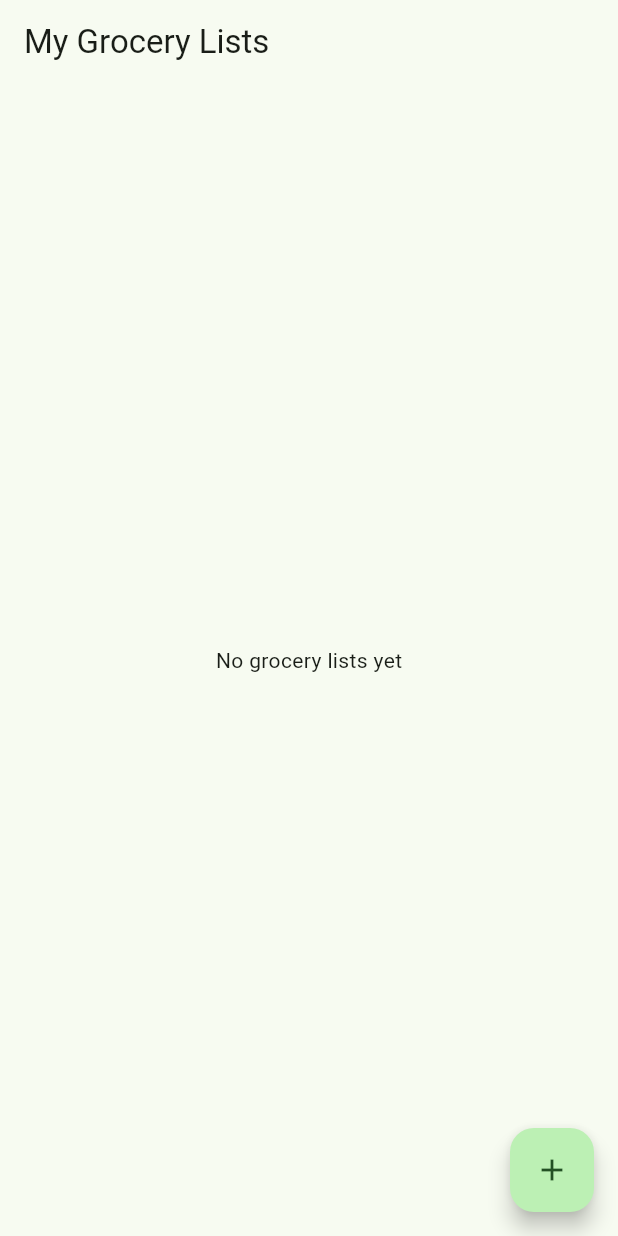
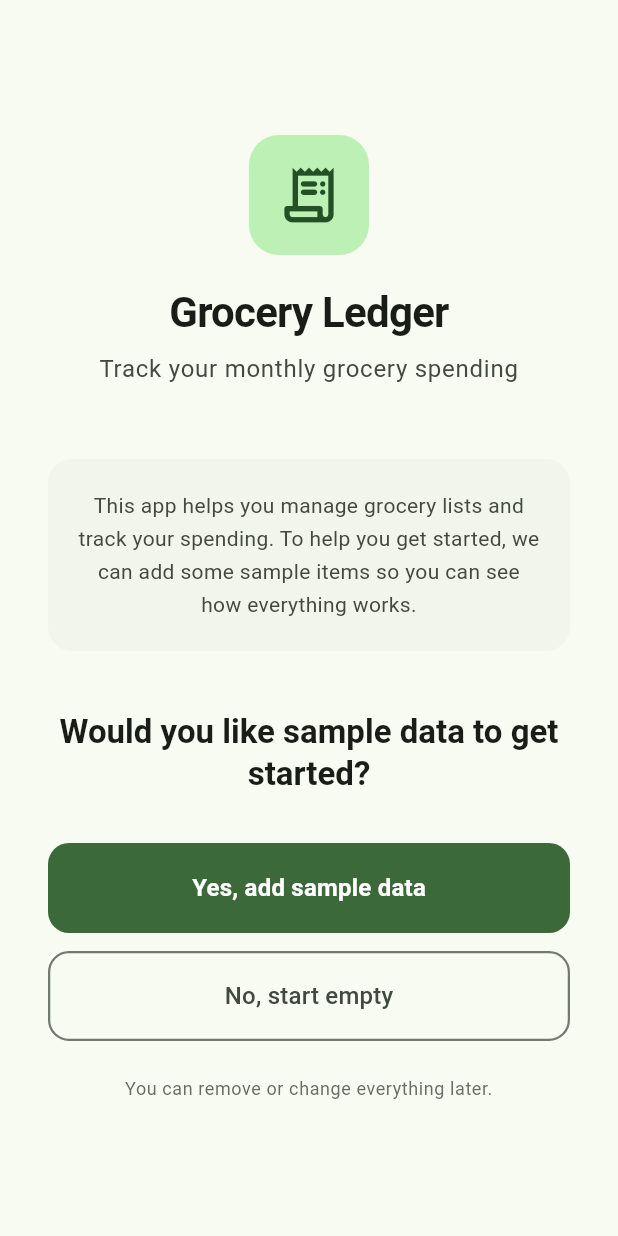
Before and after one commit to iamyasiramjad/grocery_ledger, a Flutter app: the screen it shows after launch, on a phone screen of 412 x 824 dp. Run offline on Flutter 3.47's test engine with Material 3 defaults, Android fonts, the phone set to English and light mode, and no system bars; our stand-ins replace hive, hive_flutter; accounts and stored records are empty.

Commit message:
feat: Introduce onboarding screen as initial app route and fix app title typo.

```diff
--- a/lib/app.dart
+++ b/lib/app.dart
@@ -1,5 +1,6 @@
 import 'package:flutter/material.dart';
 import 'features/dashboard/dashboard_screen.dart';
+import 'features/onboarding/onboarding_screen.dart';
 
 class GroceryLedgerApp extends StatelessWidget {
   const GroceryLedgerApp({super.key});
@@ -7,13 +8,20 @@ class GroceryLedgerApp extends StatelessWidget {
   @override
   Widget build(BuildContext context) {
     return MaterialApp(
-      title: 'Grocery Ledge',
+      title: 'Grocery Ledger',
       debugShowCheckedModeBanner: false,
       theme: ThemeData(
         useMaterial3: true,
         colorSchemeSeed: Colors.green,
       ),
-      home: const DashboardScreen(),
+      home: OnboardingScreen(
+        onAddSampleData: () {
+          // TODO: Add sample data logic and navigate to DashboardScreen
+        },
+        onStartEmpty: () {
+          // TODO: Navigate to DashboardScreen
+        },
+      ),
     );
   }
 }
--- /dev/null
+++ b/lib/features/onboarding/onboarding_screen.dart
@@ -0,0 +1,223 @@
+import 'package:flutter/material.dart';
+
+/// Full-screen onboarding screen shown only on first app launch.
+/// Allows user to choose between starting with sample data or an empty app.
+class OnboardingScreen extends StatelessWidget {
+  /// Callback when user chooses to add sample data
+  final VoidCallback? onAddSampleData;
+
+  /// Callback when user chooses to start empty
+  final VoidCallback? onStartEmpty;
+
+  const OnboardingScreen({
+    super.key,
+    this.onAddSampleData,
+    this.onStartEmpty,
+  });
+
+  @override
+  Widget build(BuildContext context) {
+    final theme = Theme.of(context);
+    final colorScheme = theme.colorScheme;
+
+    return Scaffold(
+      body: SafeArea(
+        child: LayoutBuilder(
+          builder: (context, constraints) {
+            return SingleChildScrollView(
+              child: ConstrainedBox(
+                constraints: BoxConstraints(
+                  minHeight: constraints.maxHeight,
+                ),
+                child: Padding(
+                  padding: const EdgeInsets.symmetric(
+                    horizontal: 32.0,
+                    vertical: 48.0,
+                  ),
+                  child: Column(
+                    mainAxisAlignment: MainAxisAlignment.center,
+                    crossAxisAlignment: CrossAxisAlignment.stretch,
+                    children: [
+                      // ─────────────────────────────────────────────────────
+                      // APP IDENTITY SECTION
+                      // ─────────────────────────────────────────────────────
+                      _buildAppIdentitySection(theme, colorScheme),
+
+                      const SizedBox(height: 48),
+
+                      // ─────────────────────────────────────────────────────
+                      // EXPLANATION SECTION
+                      // ─────────────────────────────────────────────────────
+                      _buildExplanationSection(theme),
+
+                      const SizedBox(height: 40),
+
+                      // ─────────────────────────────────────────────────────
+                      // MAIN QUESTION SECTION
+                      // ─────────────────────────────────────────────────────
+                      _buildQuestionSection(theme),
+
+                      const SizedBox(height: 32),
+
+                      // ─────────────────────────────────────────────────────
+                      // ACTION BUTTONS SECTION
+                      // ─────────────────────────────────────────────────────
+                      _buildActionButtonsSection(theme, colorScheme),
+
+                      const SizedBox(height: 24),
+
+                      // ─────────────────────────────────────────────────────
+                      // FOOTNOTE SECTION
+                      // ─────────────────────────────────────────────────────
+                      _buildFootnoteSection(theme),
+                    ],
+                  ),
+                ),
+              ),
+            );
+          },
+        ),
+      ),
+    );
+  }
+
+  /// Builds the app identity section with icon, name, and tagline
+  Widget _buildAppIdentitySection(ThemeData theme, ColorScheme colorScheme) {
+    return Column(
+      children: [
+        // App Icon
+        Container(
+          width: 80,
+          height: 80,
+          decoration: BoxDecoration(
+            color: colorScheme.primaryContainer,
+            borderRadius: BorderRadius.circular(20),
+          ),
+          child: Icon(
+            Icons.receipt_long_rounded,
+            size: 44,
+            color: colorScheme.onPrimaryContainer,
+          ),
+        ),
+
+        const SizedBox(height: 20),
+
+        // App Name
+        Text(
+          'Grocery Ledger',
+          style: theme.textTheme.headlineMedium?.copyWith(
+            fontWeight: FontWeight.w600,
+            color: theme.colorScheme.onSurface,
+            letterSpacing: -0.5,
+          ),
+          textAlign: TextAlign.center,
+        ),
+
+        const SizedBox(height: 8),
+
+        // Tagline
+        Text(
+          'Track your monthly grocery spending',
+          style: theme.textTheme.bodyLarge?.copyWith(
+            color: theme.colorScheme.onSurfaceVariant,
+          ),
+          textAlign: TextAlign.center,
+        ),
+      ],
+    );
+  }
+
+  /// Builds the explanation section describing the app and sample data
+  Widget _buildExplanationSection(ThemeData theme) {
+    return Container(
+      padding: const EdgeInsets.all(20),
+      decoration: BoxDecoration(
+        color: theme.colorScheme.surfaceContainerLow,
+        borderRadius: BorderRadius.circular(16),
+      ),
+      child: Text(
+        'This app helps you manage grocery lists and track your spending. '
+        'To help you get started, we can add some sample items so you can '
+        'see how everything works.',
+        style: theme.textTheme.bodyMedium?.copyWith(
+          color: theme.colorScheme.onSurfaceVariant,
+          height: 1.6,
+        ),
+        textAlign: TextAlign.center,
+      ),
+    );
+  }
+
+  /// Builds the main question section
+  Widget _buildQuestionSection(ThemeData theme) {
+    return Text(
+      'Would you like sample data to get started?',
+      style: theme.textTheme.titleLarge?.copyWith(
+        fontWeight: FontWeight.w600,
+        color: theme.colorScheme.onSurface,
+      ),
+      textAlign: TextAlign.center,
+    );
+  }
+
+  /// Builds the action buttons (primary and secondary)
+  Widget _buildActionButtonsSection(ThemeData theme, ColorScheme colorScheme) {
+    return Column(
+      crossAxisAlignment: CrossAxisAlignment.stretch,
+      children: [
+        // Primary Button - Add Sample Data
+        FilledButton(
+          onPressed: onAddSampleData,
+          style: FilledButton.styleFrom(
+            padding: const EdgeInsets.symmetric(vertical: 18),
+            shape: RoundedRectangleBorder(
+              borderRadius: BorderRadius.circular(14),
+            ),
+          ),
+          child: Text(
+            'Yes, add sample data',
+            style: theme.textTheme.titleMedium?.copyWith(
+              fontWeight: FontWeight.w600,
+              color: colorScheme.onPrimary,
+            ),
+          ),
+        ),
+
+        const SizedBox(height: 12),
+
+        // Secondary Button - Start Empty
+        OutlinedButton(
+          onPressed: onStartEmpty,
+          style: OutlinedButton.styleFrom(
+            padding: const EdgeInsets.symmetric(vertical: 18),
+            side: BorderSide(
+              color: colorScheme.outline,
+              width: 1.5,
+            ),
+            shape: RoundedRectangleBorder(
+              borderRadius: BorderRadius.circular(14),
+            ),
+          ),
+          child: Text(
+            'No, start empty',
+            style: theme.textTheme.titleMedium?.copyWith(
+              fontWeight: FontWeight.w500,
+              color: colorScheme.onSurfaceVariant,
+            ),
+          ),
+        ),
+      ],
+    );
+  }
+
+  /// Builds the reassuring footnote section
+  Widget _buildFootnoteSection(ThemeData theme) {
+    return Text(
+      'You can remove or change everything later.',
+      style: theme.textTheme.bodySmall?.copyWith(
+        color: theme.colorScheme.onSurfaceVariant.withOpacity(0.8),
+      ),
+      textAlign: TextAlign.center,
+    );
+  }
+}
```
